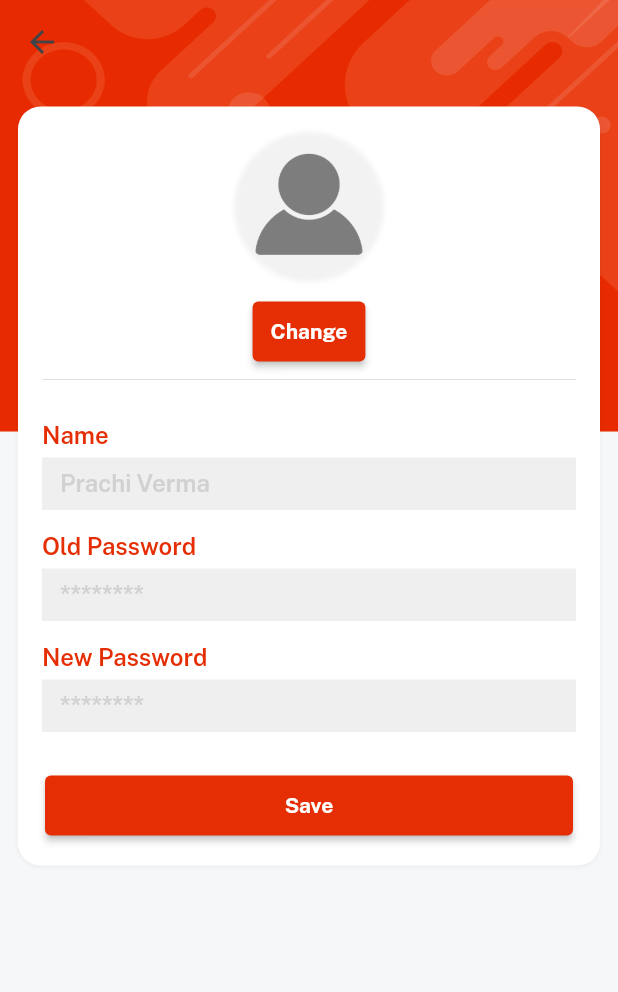
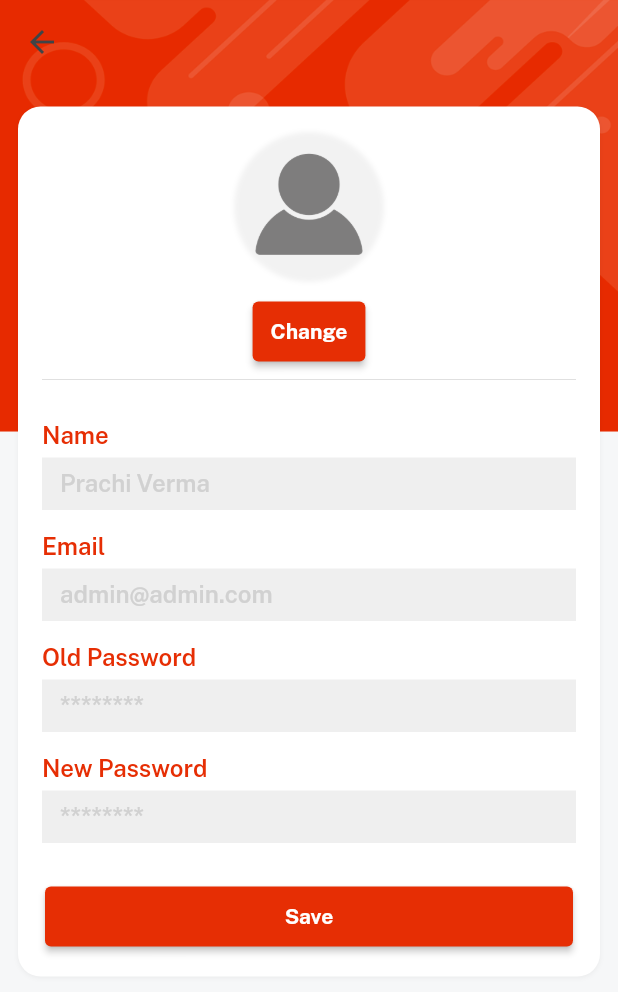
Before and after one commit to prachi-git99/Flutter_Ecommerce_App, a Flutter app: the ProfileScreen screen opened directly, after a tap on the "edit" icon, on a phone screen of 412 x 824 dp. Shown: the top 992 px of the screen. Run offline on Flutter 3.47's test engine with Material 2 defaults, Android fonts, the phone set to English and light mode, and no system bars; our stand-ins replace cloud_firestore, firebase_auth, firebase_core, firebase_storage, get, image_picker and 2 more; accounts and stored records are empty; network calls fail.

```diff
--- a/lib/consts/strings.dart
+++ b/lib/consts/strings.dart
@@ -7,6 +7,7 @@ const emailHint="admin@admin.com";
 const mobileHint="+91 89********";
 const phone="Phone Number";
 const sendOtp="Send OTP";
+const verifyOTP="Verify OTP";
 const password="Password";
 const passwordHint="********";
 const retypePassword="Retype Password";
--- a/lib/controller/product_controller.dart
+++ b/lib/controller/product_controller.dart
@@ -51,7 +51,6 @@ class ProductController extends GetxController{
 
   calculateTotalPrice(price){
     totalPrice.value = price * (quantity.value);
-    print("new price:$totalPrice");
   }
 
   addToCart({title,img,sellername,color,qty,tprice,context,vendorId})async{
--- a/lib/controller/profile_controller.dart
+++ b/lib/controller/profile_controller.dart
@@ -19,17 +19,16 @@ class ProfileController extends GetxController{
   var nameController =TextEditingController();
   var oldpasswordController =TextEditingController();
   var newpasswordController =TextEditingController();
-
+  var emailController =TextEditingController();
 
   changeImage(context)async{
     try{
       final img = await ImagePicker().pickImage(source:ImageSource.gallery,imageQuality: 70);
-      print("hey you :$img");
       if(img == null) return ;
       profileImagePath.value=img.path;
     }
     on PlatformException catch(e){
-      VxToast.show(context,msg:e.toString());
+      VxToast.show(context,msg:"Something went wrong");
     }
   }
 
@@ -42,12 +41,13 @@ class ProfileController extends GetxController{
 
   }
 
-  updateProfile({name,password,imgUrl})async{
+  updateProfile({name,password,imgUrl,email})async{
     var store =firestore.collection(usersCollection).doc(currentUser!.uid);
     await store.set({
       'name':name,
       'password':password,
       'imageUrl':imgUrl,
+      'email':email,
     },SetOptions(merge: true));//sirf jo hmm ediyt krenge unko edit krega baaki sb vese k vese mrge
     isloading(false);
   }
--- a/lib/views/auth_screen/signup_screen.dart
+++ b/lib/views/auth_screen/signup_screen.dart
@@ -100,12 +100,9 @@ class _SignupScreenState extends State<SignupScreen> {
                                   password: passwordController.text,
                                   name:nameController.text,
                                 );
-                              }else{
-                                print("gadabad");
                               }
                             }).then((value){
                               VxToast.show(context,msg:loggedin);
-
                             });
                           }
                           else{
--- a/lib/views/auth_screen/verify_email.dart
+++ b/lib/views/auth_screen/verify_email.dart
@@ -57,7 +57,7 @@ class _VerifyEmailState extends State<VerifyEmail> {
       await Future.delayed(Duration(seconds:10));
       setState(()=>canResendEmail=true);
     }catch(e){
-      print('Error occured');
+      VxToast.show(context, msg:"Please Verify your Email Id");
     }
   }
 
@@ -98,9 +98,6 @@ class _VerifyEmailState extends State<VerifyEmail> {
               }),
               child:Text('Cancel',style: TextStyle(fontSize:18,color: Colors.blue,fontWeight: FontWeight.w300),),
               style: ElevatedButton.styleFrom(minimumSize: Size.fromHeight(50))),
-          Spacer(),
-          "**".text.color(Colors.red).make(),
-          "Please check spam mail ,if mail not found in Inbox section".text.white.make()
         ],
       ),
     ),
--- a/lib/views/home_screen/home.dart
+++ b/lib/views/home_screen/home.dart
@@ -15,7 +15,7 @@ class Home extends StatelessWidget {
   Widget build(BuildContext context) {
 
     var controller=Get.put(HomeController());
-    // Get.put(ProductController());
+
 
     var navbarItem=[
       BottomNavigationBarItem(icon:Image.asset(icHome,width: 26,),label:home),
--- a/lib/views/home_screen/home_screen.dart
+++ b/lib/views/home_screen/home_screen.dart
@@ -18,7 +18,7 @@ class HomeScreen extends StatelessWidget {
   @override
   Widget build(BuildContext context) {
     var controller =Get.find<HomeController>();
-    // print(Colors.red.value);
+
     return Container(
       color:lightGrey,
       width: context.screenWidth,
--- a/lib/views/profile_screen/components/details_card.dart
+++ b/lib/views/profile_screen/components/details_card.dart
@@ -5,9 +5,9 @@ Widget detailsCard(width,String? count,String ? title){
   return Column(
     mainAxisAlignment: MainAxisAlignment.center,
     children: [
-      count!.text.fontFamily(bold).color(darkFontGrey).size(14).make(),
+      count!.text.fontFamily(bold).color(redColor).size(14).make(),
       5.heightBox,
-      title!.text.color(darkFontGrey).size(12).make(),
+      title!.text.color(redColor).size(12).make(),
     ],
   ).box.white.rounded.shadowSm.height(67)
       .width(width)
--- a/lib/views/profile_screen/edit_profile.dart
+++ b/lib/views/profile_screen/edit_profile.dart
@@ -1,20 +1,21 @@
 import 'dart:io';
 import 'package:ecommerce_1/consts/consts.dart';
 import 'package:ecommerce_1/controller/profile_controller.dart';
+import 'package:ecommerce_1/views/profile_screen/profile_screen.dart';
 import 'package:ecommerce_1/widgets_common/bg_widget.dart';
 import 'package:ecommerce_1/widgets_common/custom_textfield.dart';
 import 'package:ecommerce_1/widgets_common/our_button.dart';
 import 'package:get/get.dart';
 
 class EditProfileScreen extends StatelessWidget {
-  final dynamic data;
-  const EditProfileScreen({Key? key,this.data}) : super(key: key);
+
+  const EditProfileScreen({Key? key}) : super(key: key);
 
   @override
   Widget build(BuildContext context) {
 
     var controller = Get.find<ProfileController>();
-
+    var data = ProfileScreen.userdata;
 
     return bgWidget(
         Scaffold(
@@ -45,6 +46,13 @@ class EditProfileScreen extends StatelessWidget {
                       controller: controller.nameController,
                       hint:nameHint,
                       title: name,
+                      isPass: false,
+                    ),
+                    10.heightBox,
+                    customTextField(
+                      controller: controller.emailController,
+                      hint:emailHint,
+                      title: email,
                       isPass: false,
                     ),
                     10.heightBox,
@@ -85,6 +93,7 @@ class EditProfileScreen extends StatelessWidget {
 
                             await controller.updateProfile(
                               imgUrl: controller.profileImageLink,
+                              email: controller.emailController.text,
                               name: controller.nameController.text,
                               password: controller.newpasswordController.text,
                             );
--- a/lib/views/profile_screen/profile_screen.dart
+++ b/lib/views/profile_screen/profile_screen.dart
@@ -18,6 +18,8 @@ import 'package:ecommerce_1/controller/profile_controller.dart';
 
 class ProfileScreen extends StatelessWidget {
   const ProfileScreen({Key? key}) : super(key: key);
+
+  static var userdata;
 
   @override
   Widget build(BuildContext context) {
@@ -60,38 +62,37 @@ class ProfileScreen extends StatelessWidget {
                             return Center(child: "No data".text.make());
                           }
                           else{
-                            var data = snapshot.data!.docs[0];
-                            print(data);
+                            userdata = snapshot.data!.docs[0];
+
                             return Row(
                               children: [
                                 10.widthBox,
-                                data['imageUrl']==''
+                                userdata['imageUrl']==''
                                     ? Image.asset(imgProfile2,width:100,fit: BoxFit.cover,).box.roundedFull.white.shadowSm.clip(Clip.antiAlias).make()
-                                    : Image.network(data['imageUrl'],width:100,fit: BoxFit.cover,).box.roundedFull.white.shadowSm.clip(Clip.antiAlias).make(),
+                                    : Image.network(userdata['imageUrl'],width:100,fit: BoxFit.cover,).box.roundedFull.white.shadowSm.clip(Clip.antiAlias).make(),
                                 10.widthBox,
                                 Expanded(
                                   child: Column(
                                     crossAxisAlignment: CrossAxisAlignment.start,
                                     children: [
-                                      "${data['name']}".text.fontFamily(semibold).white.make(),
-                                      "${data['email']}".text.fontFamily(semibold).white.make(),
+                                      "${userdata['name']}".text.fontFamily(semibold).white.make(),
+                                      "${userdata['email']}".text.fontFamily(semibold).white.make(),
                                     ],
                                   ),
                                 ),
                                 Icon(Icons.edit,color:Colors.red,).onTap(() {
-                                  controller.nameController.text  = data['name'];
-                                  Get.to(()=>EditProfileScreen(data: data,));
+                                  controller.nameController.text  = userdata['name'];
+                                  print(userdata['name']);
+                                  Get.to(()=>EditProfileScreen());
                                 }).box.margin(EdgeInsets.only(right:15)).roundedSM.size(35,35).shadowSm.white.make(),
-                                5.widthBox,
                               ],
                             );
                           }
 
                         }
                       ),
-                      10.heightBox,
                       Container(
-                        color: redColor,
+                        color: whiteColor,
                         child: FutureBuilder(
                             future: FirestoreServices.getProfileCounts(),
                             builder: (BuildContext context,AsyncSnapshot snapshot){
@@ -99,7 +100,6 @@ class ProfileScreen extends StatelessWidget {
                                 return Center(child: loadingIndicator(),);
                               }else{
                                 var count = snapshot.data;
-                                print(count);
                                 return Row(
                                   mainAxisAlignment: MainAxisAlignment.spaceEvenly,
                                   children: [
@@ -112,6 +112,7 @@ class ProfileScreen extends StatelessWidget {
                             }
                         ),
                       ),
+                      10.heightBox,
                       //button section
                       ListView.separated(
                           shrinkWrap: true,
--- a/lib/views/splash_screen/splash_screen.dart
+++ b/lib/views/splash_screen/splash_screen.dart
@@ -19,9 +19,7 @@ class _SplashScreenState extends State<SplashScreen> {
   //creating a method to change screen
   changeScreen(){
     Future.delayed(Duration(seconds:3),(){
-      // Get.to(()=>LoginScreen());
       auth.authStateChanges().listen((User? user) {
-        print("splash screen user here $user");
         if(user==null && mounted){
           Get.to(()=>LoginScreen());
         }
--- a/lib/widgets_common/custom_textfield.dart
+++ b/lib/widgets_common/custom_textfield.dart
@@ -3,7 +3,7 @@ import 'package:ecommerce_1/consts/consts.dart';
 import 'package:flutter/cupertino.dart';
 import 'package:flutter/material.dart';
 
-Widget customTextField({String ? title,String? hint,controller,isPass}){
+Widget customTextField({String ? title,String? hint,controller,isPass,Keytype}){
   return Column(
     crossAxisAlignment: CrossAxisAlignment.start,
     children: [
@@ -11,6 +11,7 @@ Widget customTextField({String ? title,String? hint,controller,isPass}){
       5.heightBox,
       TextFormField(
         obscureText: isPass,
+        keyboardType: Keytype,
         controller:controller ,
         decoration: InputDecoration(
           hintStyle: TextStyle(
--- a/pubspec.yaml
+++ b/pubspec.yaml
@@ -36,7 +36,7 @@ dependencies:
   # The following adds the Cupertino Icons font to your application.
   # Use with the CupertinoIcons class for iOS style icons.
   cupertino_icons: ^1.0.2
-  basic_utils:
+  pinput: ^2.2.31
   velocity_x: ^3.6.0
   get: ^4.6.5
 
```
Also changed, not shown: lib/controller/auth_controller.dart (+9 -24 lines), lib/views/auth_screen/mobile_login.dart (+43 -13 lines), lib/views/auth_screen/userdata_screen.dart (added, +64 -0 lines), lib/views/auth_screen/verifyOTP_screen.dart (added, +117 -0 lines), lib/consts/colors.dart (line endings or trailing spaces), pubspec.lock, 6 other files.
